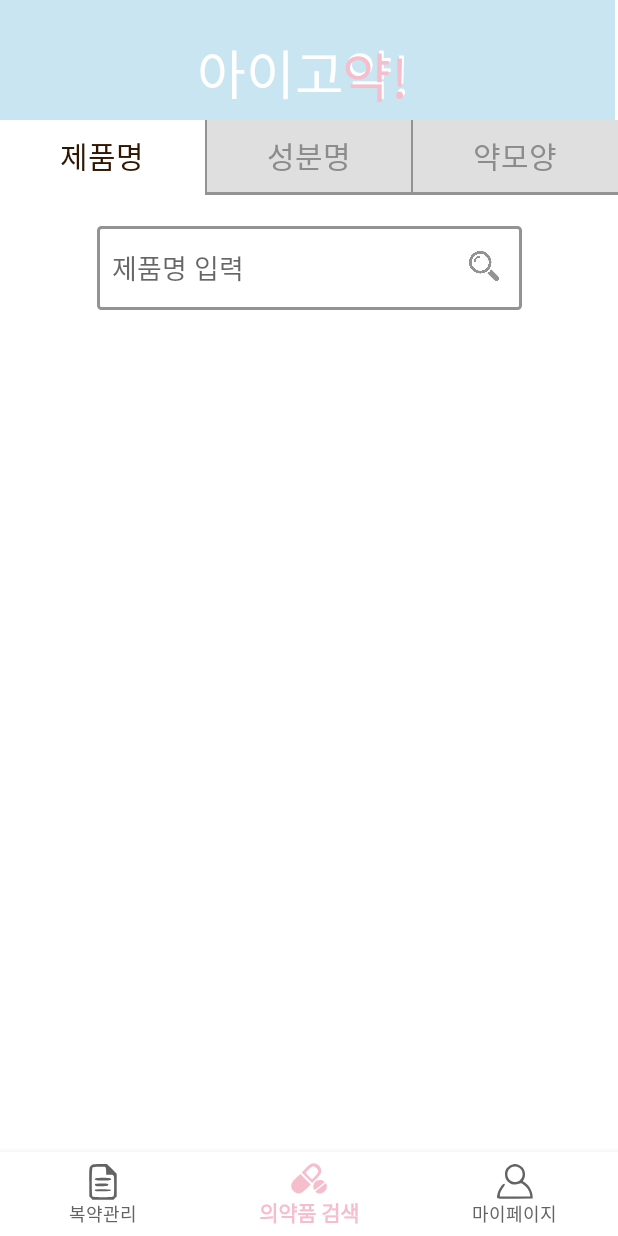
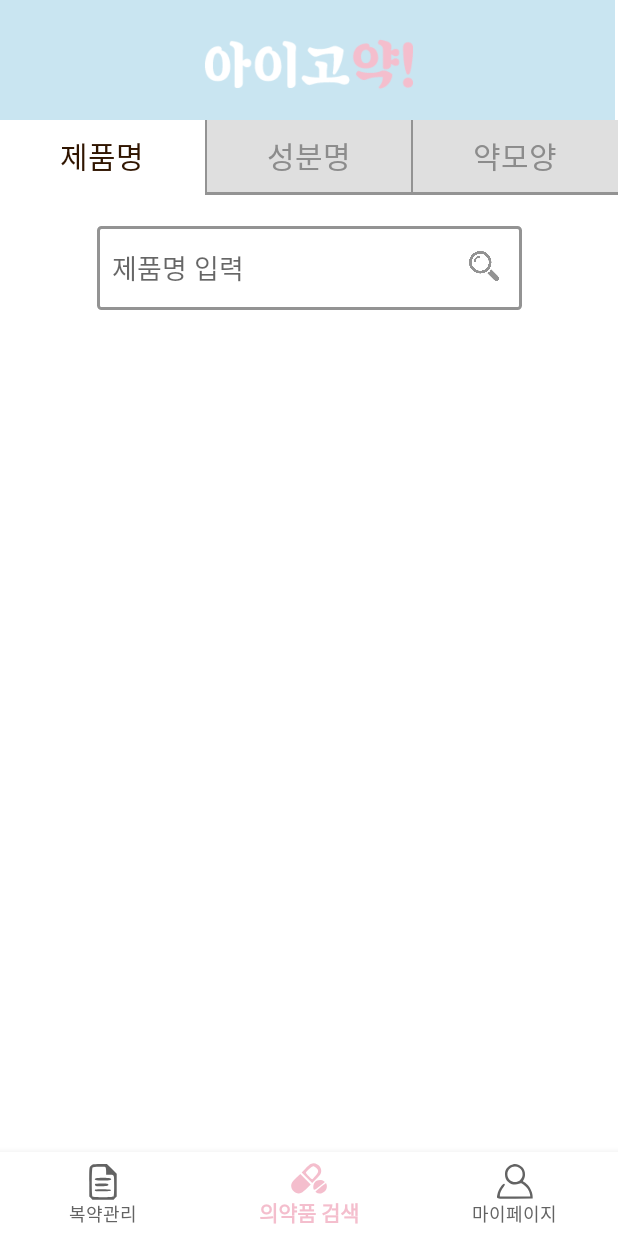
Before and after one commit to juyeoon/Aigoyak_project, an Android app: the screen it shows after launch (MainActivity), item 2 of the bottom bar chosen, on a phone screen of 412 x 824 dp. Run offline under Robolectric (Android 15) with nearby library versions, the phone set to English and light mode, and no system bars.

Commit message:
헤더 이미지 추가

```diff
--- a/AndroidStudioAigoyak/app/src/main/res/layout/fragment_medicine_search.xml
+++ b/AndroidStudioAigoyak/app/src/main/res/layout/fragment_medicine_search.xml
@@ -17,45 +17,19 @@ android:orientation="vertical">
         app:layout_constraintTop_toTopOf="parent"
         app:srcCompat="@drawable/title_design" />
 
-    <TextView
-        android:id="@+id/아이고"
+    <ImageView
+        android:id="@+id/header_logo"
         android:layout_width="wrap_content"
-        android:layout_height="wrap_content"
-        android:layout_alignParentStart="true"
-        android:layout_alignParentLeft="true"
-        android:layout_alignParentTop="true"
-        android:layout_alignParentEnd="true"
-        android:layout_alignParentRight="true"
-        android:layout_marginStart="131dp"
-        android:layout_marginLeft="131dp"
-        android:layout_marginTop="22dp"
-        android:layout_marginEnd="138dp"
-        android:layout_marginRight="138dp"
-        android:fontFamily="@font/kukde_bdb"
-        android:text="아이고약!"
-        android:textColor="@color/white"
-        android:textSize="35dp"
+        android:layout_height="37dp"
+        android:layout_marginHorizontal="120dp"
+        android:layout_marginVertical="24dp"
+        app:layout_constraintBottom_toBottomOf="@+id/recyclerView"
         app:layout_constraintEnd_toEndOf="parent"
+        app:layout_constraintHorizontal_bias="0.5"
         app:layout_constraintStart_toStartOf="parent"
-        app:layout_constraintTop_toTopOf="parent" />
-
-    <TextView
-        android:id="@+id/약"
-        android:layout_width="wrap_content"
-        android:layout_height="wrap_content"
-        android:layout_alignParentEnd="true"
-        android:layout_alignParentRight="true"
-        android:layout_marginTop="24dp"
-        android:layout_marginEnd="140dp"
-        android:layout_marginRight="140dp"
-        android:fontFamily="@font/kukde_bdb"
-        android:text="약!"
-        android:textColor="@color/pink"
-        android:textSize="35dp"
-        app:layout_constraintEnd_toEndOf="parent"
-        app:layout_constraintHorizontal_bias="0.631"
-        app:layout_constraintStart_toStartOf="parent"
-        app:layout_constraintTop_toTopOf="parent" />
+        app:layout_constraintTop_toTopOf="parent"
+        app:layout_constraintVertical_bias="0.0"
+        app:srcCompat="@drawable/header_logo" />
 
     <LinearLayout
     android:id="@+id/linear"
```
Also changed, not shown: AndroidStudioAigoyak/app/src/main/res/layout/fragment_management.xml (+7 -23 lines), AndroidStudioAigoyak/app/src/main/res/layout/fragment_mypage.xml (+7 -9 lines), AndroidStudioAigoyak/app/src/main/res/layout/medicine_info.xml (+7 -23 lines), AndroidStudioAigoyak/app/src/main/res/layout/search_list.xml (+7 -23 lines), AndroidStudioAigoyak/app/src/main/res/drawable/header_logo.png (added).
